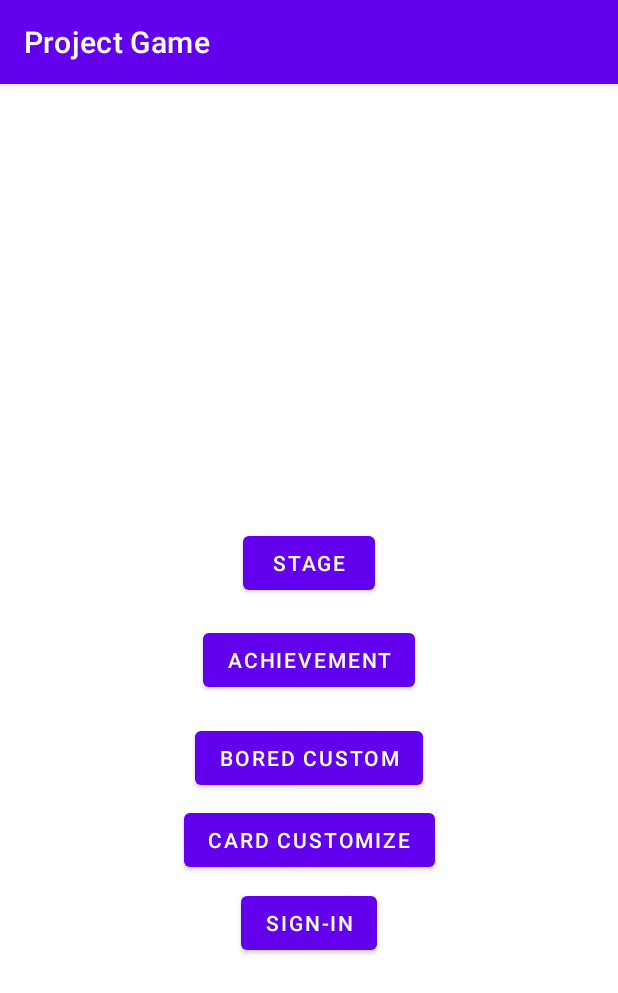
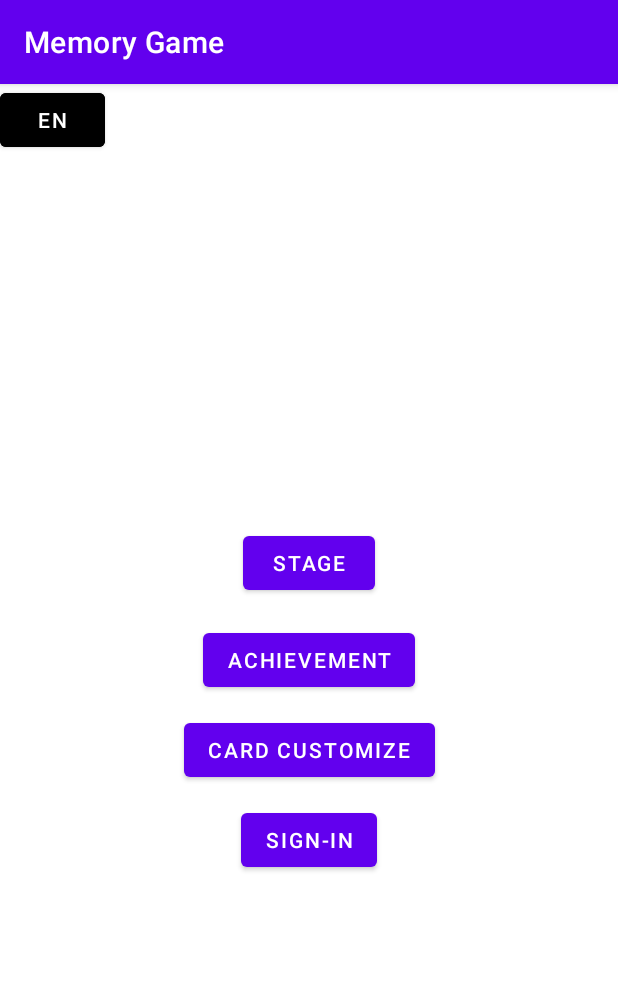
Before and after one commit to Tuwaiq-Jeddah-Kotlin-1/memory-Game, an Android app: the screen it shows after launch (MainActivity), on a phone screen of 412 x 824 dp. Shown: the top 993 px of the screen. Run offline under Robolectric (Android 15) with nearby library versions, the phone set to English and light mode, and no system bars; our stand-ins replace Firebase (no records; nobody signed in at launch, a user with empty details on screens opened directly); pictures from the network do not load; 1 statement that could not run was skipped.

Commit message:
set the localisation

```diff
--- a/app/src/main/java/com/tuwiaq/projectgame/ui/MainFragment.kt
+++ b/app/src/main/java/com/tuwiaq/projectgame/ui/MainFragment.kt
@@ -2,10 +2,13 @@ package com.tuwiaq.projectgame.ui
 
 import android.Manifest
 import android.app.Activity
+import android.app.AlertDialog
 import android.app.Dialog
 import android.content.Context
+import android.content.Context.MODE_PRIVATE
 import android.content.Intent
 import android.content.pm.PackageManager
+import android.content.res.Configuration
 import android.icu.text.SimpleDateFormat
 import android.net.Uri
 import android.nfc.Tag
@@ -20,6 +23,7 @@ import android.widget.Button
 import android.widget.ImageButton
 import android.widget.ImageView
 import android.widget.Toast
+import androidx.appcompat.app.AppCompatActivity
 import androidx.cardview.widget.CardView
 import androidx.core.content.ContextCompat.checkSelfPermission
 import androidx.navigation.fragment.findNavController
@@ -41,6 +45,8 @@ class MainFragment : Fragment() {
     private lateinit var uploadImage: Button
     private lateinit var saveImage: Button
     private lateinit var customCard: Button
+    private lateinit var language_btn: Button
+    private lateinit var closeBtn: ImageButton
     private lateinit var btn_hard: ImageButton
     private lateinit var btn_easy: ImageButton
     private lateinit var btn_M: ImageButton
@@ -59,6 +65,10 @@ class MainFragment : Fragment() {
     private lateinit var card2: CardView
 
      private var LoadingDialog:Dialog? = null
+    override fun onViewCreated(view: View, savedInstanceState: Bundle?) {
+        super.onViewCreated(view, savedInstanceState)
+
+    }
     override fun onCreateView(
         inflater: LayoutInflater, container: ViewGroup?,
         savedInstanceState: Bundle?
@@ -70,8 +80,18 @@ class MainFragment : Fragment() {
         card = view.findViewById(R.id.stage_mode)
         card2 = view.findViewById(R.id.customCard)
         uploadImage =view.findViewById(R.id.upload)
-        saveImage = view.findViewById(R.id.saveImage)
         imageGalley = view.findViewById(R.id.imageLoa)
+        language_btn = view.findViewById(R.id.language)
+        closeBtn = view.findViewById(R.id.X)
+
+        val action = (activity as AppCompatActivity).supportActionBar
+        action?.title =resources.getString(R.string.app_name)
+
+        loadLoc()
+        language_btn.setOnClickListener {
+            showChangeLang()
+
+        }
 
 
 
@@ -103,6 +123,8 @@ class MainFragment : Fragment() {
                 {hideLoading()
 
                 },4000)
+
+
         }
         btn_hard = view.findViewById(R.id.hard_lvl)
         btn_hard.setOnClickListener {
@@ -128,7 +150,11 @@ class MainFragment : Fragment() {
         customCard.setOnClickListener {
             card2.background = resources.getDrawable(R.drawable.trick, null)
             card2.visibility = View.VISIBLE
+            closeBtn.setOnClickListener {
+                refreshCurrentFragment()
+            }
             initUI()
+
         }
 
 
@@ -240,5 +266,56 @@ class MainFragment : Fragment() {
 
     }
 
+    fun showChangeLang(){
+        val b = arrayOf("english","عربي")
+        val hBuild = AlertDialog.Builder(context)
+        hBuild.setTitle("pick language")
+        hBuild.setPositiveButton("ok"){_,_->
+            refreshCurrentFragment()
+        }
+        hBuild.setSingleChoiceItems(b,-1){dialog,which ->
+            if (which == 0){
+                setLocle("ar")
+                refreshCurrentFragment()
+
+            }else{
+                setLocle("en")
+                refreshCurrentFragment()
+            }
+            dialog.dismiss()
+        }
+        val _dialog = hBuild.create()
+        _dialog.show()
+
+    }
+
+    private fun setLocle(s: String) {
+        val loc = Locale(s)
+        Locale.setDefault(loc)
+        val conf = Configuration()
+        conf.locale = loc
+        requireContext().resources.updateConfiguration(conf,requireContext().resources.displayMetrics)
+
+        var sharedpref1 = requireContext().getSharedPreferences("My_pref",MODE_PRIVATE)
+        var editor = sharedpref1.edit()
+        editor.putString("My_Lang",s)
+        editor.apply()
+
+
+    }
+    private fun loadLoc(){
+        var sher = requireContext().getSharedPreferences("My_pref",MODE_PRIVATE)
+        val lang = sher.getString("My_Lang","")
+        setLocle(lang.toString())
+    }
+
+    private fun refreshCurrentFragment() {
+           val id = findNavController().currentDestination?.id
+        findNavController().navigateUp()
+        findNavController().navigate(id!!)
+
+
+    }
+
 
 }
--- /dev/null
+++ b/app/src/main/res/drawable/ic_baseline_close_24.xml
@@ -0,0 +1,5 @@
+<vector android:height="24dp" android:tint="#5F8375"
+    android:viewportHeight="24" android:viewportWidth="24"
+    android:width="24dp" xmlns:android="http://schemas.android.com/apk/res/android">
+    <path android:fillColor="@android:color/white" android:pathData="M19,6.41L17.59,5 12,10.59 6.41,5 5,6.41 10.59,12 5,17.59 6.41,19 12,13.41 17.59,19 19,17.59 13.41,12z"/>
+</vector>
--- /dev/null
+++ b/app/src/main/res/drawable/ic_baseline_delete_outline_24.xml
@@ -0,0 +1,5 @@
+<vector android:height="24dp" android:tint="#5F8375"
+    android:viewportHeight="24" android:viewportWidth="24"
+    android:width="24dp" xmlns:android="http://schemas.android.com/apk/res/android">
+    <path android:fillColor="@android:color/white" android:pathData="M6,19c0,1.1 0.9,2 2,2h8c1.1,0 2,-0.9 2,-2L18,7L6,7v12zM8,9h8v10L8,19L8,9zM15.5,4l-1,-1h-5l-1,1L5,4v2h14L19,4z"/>
+</vector>
--- a/app/src/main/res/layout/fragment_achiv.xml
+++ b/app/src/main/res/layout/fragment_achiv.xml
@@ -5,10 +5,5 @@
     android:layout_height="match_parent"
     tools:context=".AchivFragment">
 
-    <!-- TODO: Update blank fragment layout -->
-    <TextView
-        android:layout_width="match_parent"
-        android:layout_height="match_parent"
-        android:text="@string/hello_blank_fragment" />
 
 </FrameLayout>
--- a/app/src/main/res/layout/fragment_lvl_one.xml
+++ b/app/src/main/res/layout/fragment_lvl_one.xml
@@ -28,7 +28,7 @@
                 android:layout_height="wrap_content"
                 android:layout_margin="8dp"
                 android:padding="8dp"
-                android:text="score"
+                android:text="@string/score"
                 android:textSize="20dp" />
             <TextView
                 android:id="@+id/count"
@@ -54,7 +54,7 @@
                 android:layout_gravity="center"
                 android:layout_margin="8dp"
                 android:padding="8dp"
-                android:text="time"
+                android:text="@string/time"
                 android:textSize="20dp" />
         </androidx.cardview.widget.CardView>
 
--- a/app/src/main/res/layout/fragment_main.xml
+++ b/app/src/main/res/layout/fragment_main.xml
@@ -5,6 +5,15 @@
     android:layout_width="match_parent"
     android:layout_height="match_parent"
     tools:context=".ui.MainFragment">
+
+    <Button
+        android:id="@+id/language"
+        android:layout_width="70dp"
+        android:layout_height="wrap_content"
+        android:text="@string/en"
+        android:backgroundTint="@color/black"
+        app:layout_constraintStart_toStartOf="parent"
+        app:layout_constraintTop_toTopOf="parent" />
 
 
     <Button
@@ -30,24 +39,12 @@
         app:layout_constraintStart_toStartOf="parent"
         app:layout_constraintTop_toTopOf="parent" />
 
-    <Button
-        android:id="@+id/button3"
-        android:layout_width="wrap_content"
-        android:layout_height="wrap_content"
-        android:layout_marginTop="130dp"
-        android:text="@string/bored_custom"
-        app:layout_constraintBottom_toBottomOf="parent"
-        app:layout_constraintEnd_toEndOf="parent"
-        app:layout_constraintHorizontal_bias="0.5"
-        app:layout_constraintStart_toStartOf="parent"
-        app:layout_constraintTop_toTopOf="parent"/>
-
 
     <Button
         android:id="@+id/custom"
         android:layout_width="wrap_content"
         android:layout_height="wrap_content"
-        android:layout_marginTop="240dp"
+        android:layout_marginTop="120dp"
         android:text="@string/card_customize"
         app:layout_constraintBottom_toBottomOf="parent"
         app:layout_constraintEnd_toEndOf="parent"
@@ -59,7 +56,7 @@
         android:id="@+id/sin"
         android:layout_width="wrap_content"
         android:layout_height="wrap_content"
-        android:layout_marginTop="350dp"
+        android:layout_marginTop="240dp"
         android:text="@string/sign_in"
         app:layout_constraintBottom_toBottomOf="parent"
         app:layout_constraintEnd_toEndOf="parent"
@@ -78,7 +75,6 @@
         android:visibility="invisible"
         app:cardCornerRadius="8dp"
         app:cardElevation="8dp"
-        app:layout_constraintBottom_toTopOf="@+id/button3"
         app:layout_constraintEnd_toEndOf="parent"
         app:layout_constraintStart_toStartOf="parent"
         app:layout_constraintTop_toTopOf="parent">
@@ -119,49 +115,68 @@
         android:layout_width="300dp"
         android:layout_height="340dp"
         android:layout_marginStart="55dp"
-        android:layout_marginTop="300dp"
+        android:layout_marginTop="180dp"
         android:layout_marginEnd="61dp"
         android:visibility="invisible"
         app:cardCornerRadius="8dp"
         app:cardElevation="8dp"
-        app:layout_constraintBottom_toTopOf="@+id/button3"
         app:layout_constraintEnd_toEndOf="parent"
         app:layout_constraintStart_toStartOf="parent"
         app:layout_constraintTop_toTopOf="parent">
+
+        <androidx.constraintlayout.widget.ConstraintLayout
+            android:layout_width="match_parent"
+            android:layout_height="match_parent">
+
+            <ImageButton
+                android:id="@+id/X"
+                android:layout_width="30dp"
+                android:layout_height="30dp"
+                android:background="@drawable/ic_baseline_close_24"
+                app:layout_constraintEnd_toEndOf="parent"
+                app:layout_constraintTop_toTopOf="parent" />
+
 
             <ImageView
                 android:id="@+id/imageLoa"
                 android:layout_width="wrap_content"
                 android:layout_height="wrap_content"
+                android:background="@drawable/ic_launcher_background"
                 android:importantForAutofill="auto"
-            android:background="@drawable/ic_launcher_background"
-            android:layout_marginLeft="100dp"
-            android:layout_marginTop="100dp"/>
+                android:layout_marginBottom="50dp"
+                app:layout_constraintBottom_toBottomOf="parent"
+                app:layout_constraintEnd_toEndOf="parent"
+                app:layout_constraintHorizontal_bias="0.5"
+                app:layout_constraintStart_toStartOf="parent"
+                app:layout_constraintTop_toTopOf="parent" />
 
             <Button
                 android:id="@+id/upload"
                 android:layout_width="wrap_content"
                 android:layout_height="wrap_content"
-            android:layout_marginTop="250dp"
-            android:layout_marginLeft="78dp"
-            android:text="upload Image"
-            android:visibility="visible"/>
+                android:text="@string/upload_image"
+                android:layout_marginTop="180dp"
+                android:visibility="visible"
+                app:layout_constraintBottom_toBottomOf="parent"
+                app:layout_constraintEnd_toEndOf="parent"
+                app:layout_constraintHorizontal_bias="0.5"
+                app:layout_constraintStart_toStartOf="parent"
+                app:layout_constraintTop_toTopOf="parent" />
 
-        <Button
-            android:id="@+id/saveImage"
-            android:layout_width="wrap_content"
-            android:layout_height="wrap_content"
-            android:layout_marginTop="300dp"
-            android:layout_marginLeft="90dp"
-            android:text="Save Image"
-            android:visibility="visible"/>
 
             <ImageButton
                 android:id="@+id/delete"
-            android:layout_width="wrap_content"
-            android:layout_height="wrap_content"
-            android:layout_marginLeft="230dp"
-            android:layout_marginTop="230dp"/>
+                android:layout_width="30dp"
+                android:layout_height="30dp"
+                android:layout_marginLeft="200dp"
+                android:layout_marginTop="100dp"
+                android:background="@drawable/ic_baseline_delete_outline_24"
+                app:layout_constraintBottom_toBottomOf="parent"
+                app:layout_constraintEnd_toEndOf="parent"
+                app:layout_constraintHorizontal_bias="0.5"
+                app:layout_constraintStart_toStartOf="parent"
+                app:layout_constraintTop_toTopOf="parent" />
+        </androidx.constraintlayout.widget.ConstraintLayout>
 
     </androidx.cardview.widget.CardView>
 
--- a/app/src/main/res/layout/fragment_stage.xml
+++ b/app/src/main/res/layout/fragment_stage.xml
@@ -5,10 +5,6 @@
     android:layout_height="match_parent"
     tools:context=".StageFragment">
 
-    <!-- TODO: Update blank fragment layout -->
-    <TextView
-        android:layout_width="match_parent"
-        android:layout_height="match_parent"
-        android:text="@string/hello_blank_fragment" />
+
 
 </FrameLayout>
--- a/app/src/main/res/layout/recycle_view.xml
+++ b/app/src/main/res/layout/recycle_view.xml
@@ -20,10 +20,7 @@
         android:paddingRight="8dp"
         app:cardCornerRadius="8dp"
       >
-        <TextView
-            android:id="@+id/title"
-            android:layout_width="wrap_content"
-            android:layout_height="wrap_content"/>
+
         <ImageButton
             android:id="@+id/image_front"
             android:layout_width="match_parent"
--- a/app/src/main/res/values/strings.xml
+++ b/app/src/main/res/values/strings.xml
@@ -1,10 +1,11 @@
 <resources>
-    <string name="app_name">Project Game</string>
-    <!-- TODO: Remove or change this placeholder text -->
-    <string name="hello_blank_fragment">Hello blank fragment</string>
     <string name="stage">Stage</string>
     <string name="achievement">Achievement</string>
-    <string name="bored_custom">Bored custom</string>
     <string name="sign_in">sign-in</string>
     <string name="card_customize">card customize</string>
+    <string name="score">score</string>
+    <string name="time">time</string>
+    <string name="upload_image">upload Image</string>
+    <string name="en">en</string>
+    <string name="app_name">Memory Game</string>
 </resources>
```
Also changed, not shown: app/src/main/res/layout/progress_dialog_view.xml (+0 -37 lines), 1 other file. Lines whose indentation alone changed are shown as unchanged.
